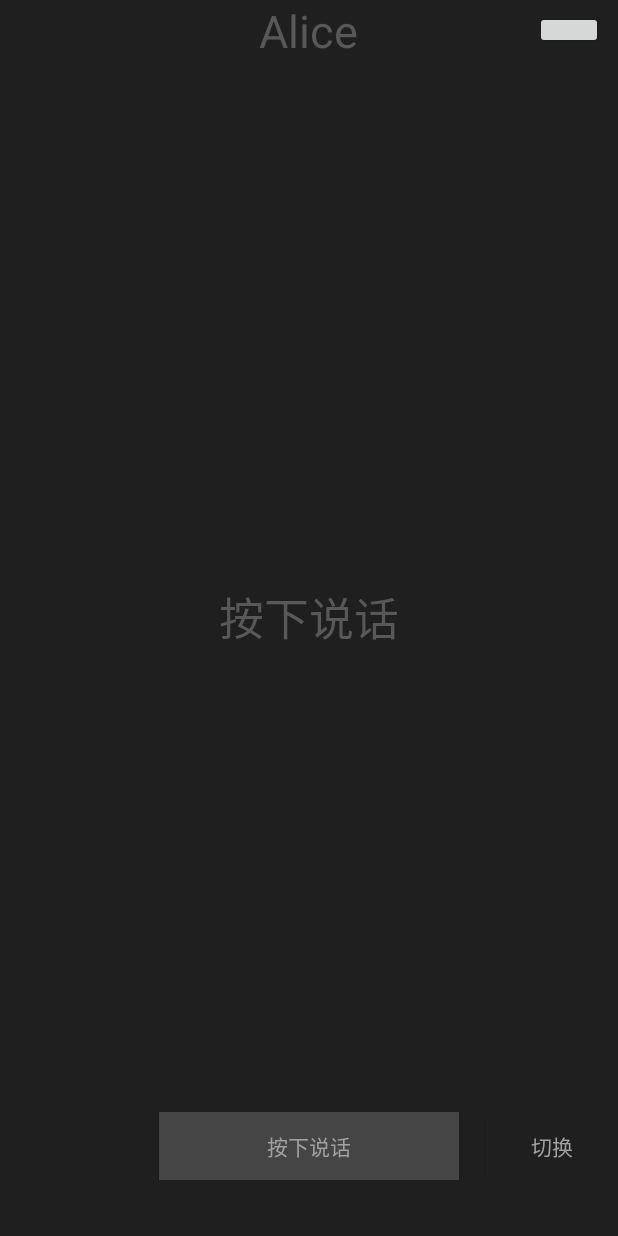
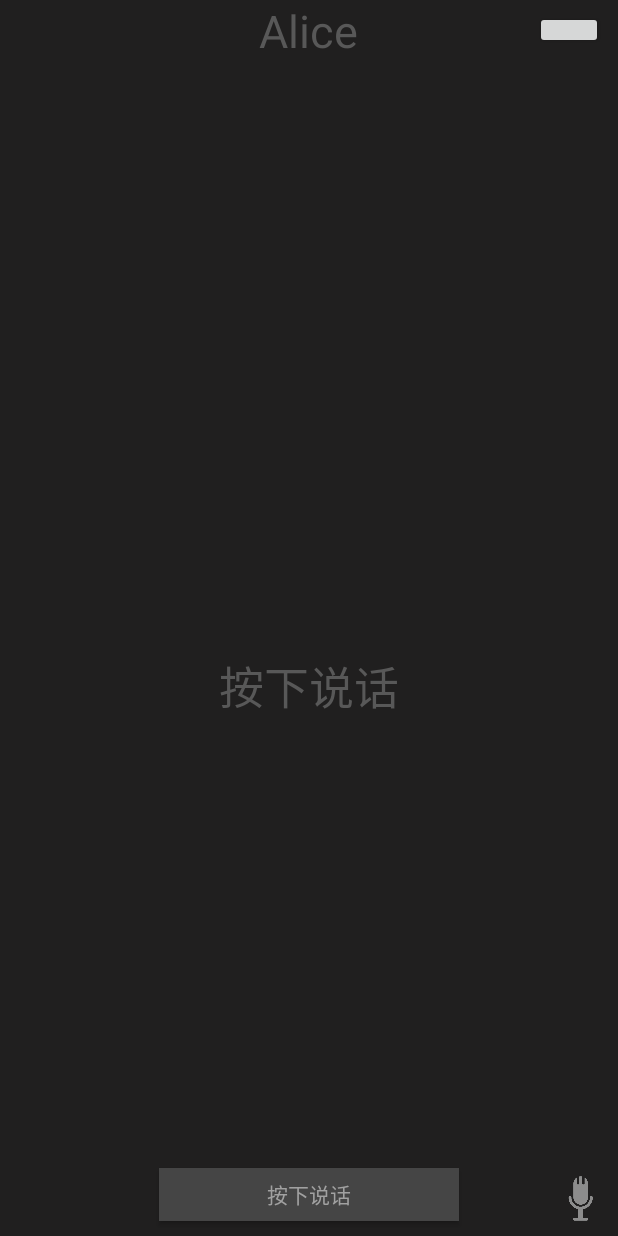
Before and after one commit to Sniper-Aim/Alice, an Android app: the screen it shows after launch (Hi), on a phone screen of 412 x 824 dp. Run offline under Robolectric (Android 15) with nearby library versions, the phone set to English and light mode, and no system bars; libraries missing offline, so code that uses them is left out: com.zcw.togglebutton, de.greenrobot.event; plain views replace ToggleButton; 4 statements that could not run were skipped.

Commit message:
更新了部分布局和部分逻辑

```diff
--- a/Alice/Alice/app/src/main/res/layout/activity_alice.xml
+++ b/Alice/Alice/app/src/main/res/layout/activity_alice.xml
@@ -48,6 +48,7 @@
         </LinearLayout>
 
 
+
         <RelativeLayout
             android:layout_width="match_parent"
             android:layout_height="0dp"
@@ -70,9 +71,38 @@
                     android:text="打字界面"/>
 
 
+                <RelativeLayout
+                    android:layout_width="match_parent"
+                    android:layout_height="match_parent">
+
+                    <EditText
+                        android:id="@+id/input_edit"
+                        android:layout_width="200dp"
+                        android:layout_height="wrap_content"
+                        android:maxLines="3"
+                        android:layout_alignParentBottom="true"
+                        android:layout_marginBottom="10dp"
+                        android:inputType="textMultiLine"
+                        android:hint="@string/alice_edit_hint"
+                        android:layout_centerHorizontal="true"
+                        android:layout_centerVertical="true"/>
+
+                    <Button
+                        android:id="@+id/main_switch_input_button"
+                        android:layout_width="30dp"
+                        android:layout_height="30dp"
+                        android:layout_marginRight="10dp"
+                        android:layout_alignParentRight="true"
+                        android:layout_alignParentBottom="true"
+                        android:layout_marginBottom="10dp"
+                        android:layout_centerVertical="true"
+                        android:background="@mipmap/alice_switch_input_button"/>
+
                 </RelativeLayout>
 
+            </RelativeLayout>
 
+<!--============================================================================================-->
 
             <!--这个布局是主页切换布局, 这个是上一层布局  也就是说话的布局-->
             <RelativeLayout
@@ -90,38 +120,39 @@
                     android:text="@string/StartSay"/>
 
 
+                <RelativeLayout
+                    android:layout_width="match_parent"
+                    android:layout_height="match_parent">
 
+                    <Button
+                        android:id="@+id/start_say"
+                        android:layout_width="200dp"
+                        android:layout_height="35dp"
+                        android:layout_centerHorizontal="true"
+                        android:layout_alignParentBottom="true"
+                        android:layout_marginBottom="10dp"
+                        android:background="@color/button_End_Color"
+                        android:textColor="@color/button_Text_Color"
+                        android:text="@string/StartSay"/>
+
+                    <Button
+                        android:id="@+id/main_switch_say_button"
+                        android:layout_width="30dp"
+                        android:layout_height="30dp"
+                        android:layout_marginRight="10dp"
+                        android:layout_alignParentRight="true"
+                        android:layout_alignParentBottom="true"
+                        android:layout_marginBottom="10dp"
+                        android:layout_centerVertical="true"
+                        android:background="@mipmap/alice_switch_say_button"/>
 
                 </RelativeLayout>
             </RelativeLayout>
 
 
-        <!--沉于最下面的布局-->
-        <LinearLayout
-            android:layout_width="match_parent"
-            android:layout_height="0dp"
-            android:layout_weight="1">
-            <RelativeLayout
-                android:layout_width="match_parent"
-                android:layout_height="wrap_content">
 
-                <Button
-                    android:id="@+id/start_say"
-                    android:layout_width="200dp"
-                    android:layout_height="45dp"
-                    android:layout_centerHorizontal="true"
-                    android:background="@color/button_End_Color"
-                    android:textColor="@color/button_Text_Color"
-                    android:text="@string/StartSay"/>
 
-                <Button
-                    android:id="@+id/main_switch_input_button"
-                    android:layout_width="wrap_content"
-                    android:layout_height="45dp"
-                    android:layout_alignParentRight="true"
-                    android:background="@color/APP_Main_Back_Color"
-                    android:textColor="@color/button_Text_Color"
-                    android:text="切换"/>
+
 
 
 
@@ -129,5 +160,4 @@
 
         </RelativeLayout>
     </LinearLayout>
-    </LinearLayout>
 </RelativeLayout>
--- a/Alice/Alice/app/src/main/res/values/strings.xml
+++ b/Alice/Alice/app/src/main/res/values/strings.xml
@@ -15,6 +15,8 @@
     <!--开始说话-->
     <string name="EndSay">松开结束</string>
 
+    <!--输入对话内容-->
+    <string name="alice_edit_hint">输入对话内容</string>
 
 
 
```
Also changed, not shown: Alice/Alice/app/src/main/java/alice/sniper/cn/alice/Hi.java (+102 -41 lines), Alice/Alice/app/src/main/res/mipmap/alice_switch_input_button.png (added), Alice/Alice/app/src/main/res/mipmap/alice_switch_say_button.png (added). Lines whose indentation alone changed are shown as unchanged.
